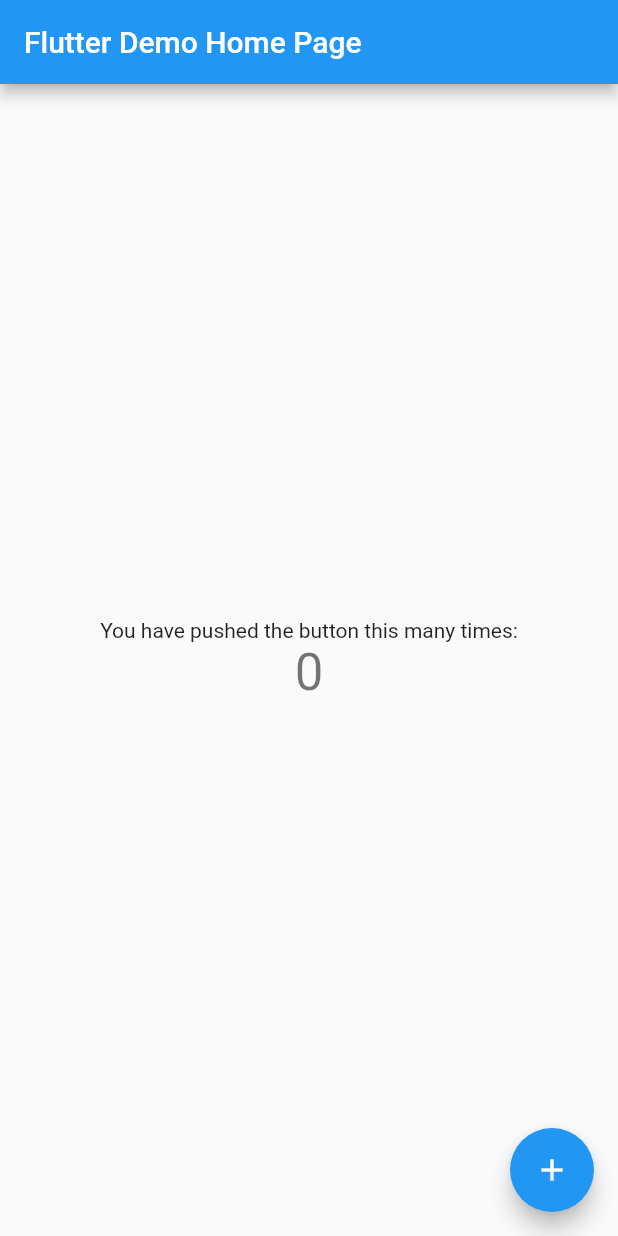
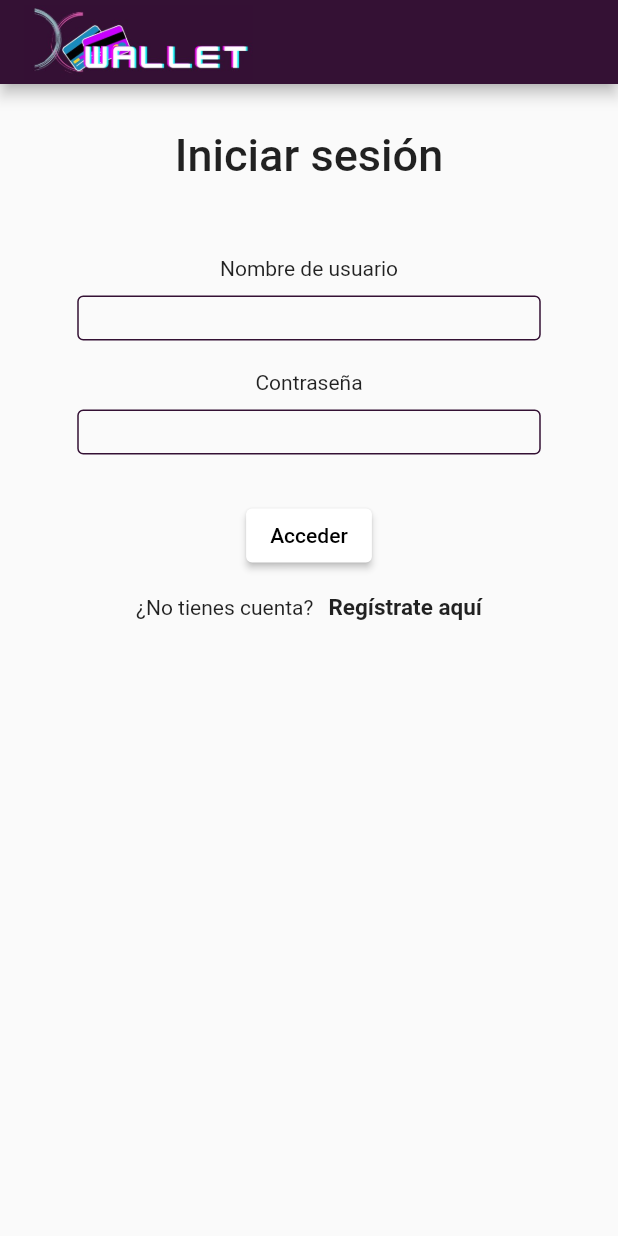
Before and after one commit to alu0100769609/DXWallet, a Flutter app: the screen it shows after launch, on a phone screen of 412 x 824 dp. Run offline on Flutter 3.47's test engine with Material 2 defaults, Android fonts, the light colour scheme and no system bars; our stand-ins replace fluttertoast.

Commit message:
Creando pantalla de login

```diff
--- /dev/null
+++ b/lib/components/appbar/LogoAppBar.dart
@@ -0,0 +1,28 @@
+import 'package:flutter/material.dart';
+import 'package:wallet_v2/constants/constants.dart';
+
+class LogoAppBar extends StatefulWidget implements PreferredSizeWidget {
+  const LogoAppBar({Key? key}) : preferredSize = const Size.fromHeight(kToolbarHeight), super(key: key);
+
+  @override
+  final Size preferredSize; // default is 56.0
+
+  @override
+  _LogoAppBar createState() => _LogoAppBar();
+}
+
+class _LogoAppBar extends State<LogoAppBar>{
+
+  @override
+  Widget build(BuildContext context) {
+    return AppBar(
+      title: Row(
+        mainAxisAlignment: MainAxisAlignment.start,
+        children: [
+          Image.asset(largeLogoRoute, height: largeLogoHeight)
+        ],
+      ),
+      backgroundColor: colorPrimaryDark,
+    );
+  }
+}
--- /dev/null
+++ b/lib/components/login/InputText.dart
@@ -0,0 +1,32 @@
+import 'package:flutter/material.dart';
+import 'package:wallet_v2/constants/constants.dart';
+class InputText extends StatelessWidget implements PreferredSizeWidget{
+  final bool password;
+  const InputText ({Key? key, required this.password }) : super(key: key);
+  @override
+  Widget build (BuildContext context){
+    return  SizedBox(
+      height: 30,
+      child:  FractionallySizedBox(
+        widthFactor: 0.75,
+        child: TextField(
+          obscureText: password,
+          decoration: const InputDecoration(
+            contentPadding: EdgeInsets.symmetric(vertical: 0, horizontal: 10),
+            focusedBorder: OutlineInputBorder(
+                borderSide: BorderSide(color: colorPrimary, width: 2.0)
+            ),
+            enabledBorder:  OutlineInputBorder(
+                borderSide: BorderSide(color: colorPrimaryDark, width: 1.0)
+            ),
+          ),
+        ),
+      ),
+    );
+  }
+
+  @override
+  // TODO: implement preferredSize
+  Size get preferredSize => throw UnimplementedError();
+
+}
--- /dev/null
+++ b/lib/constants/constants.dart
@@ -0,0 +1,53 @@
+import 'package:flutter/material.dart';
+
+/************** Este archivo contiene las siguientes constantes: **************/
+
+/// Colors: Para controlar los colores personalizados
+/// Routes:
+/// Text Size: Para controlar los tamaños de los textos
+/// Empty boxes: Para separar elementos
+
+/**************** ************** ************** ************** ****************/
+
+
+/// Colors: Para controlar los colores personalizados
+const Color colorLightGrey = Color.fromRGBO(216, 224, 231, 1);
+const Color colorBlack = Colors.black;
+
+// COLORES DEL LOGO
+
+// Morado Fondo: #341134
+const Color colorPrimaryDark = Color.fromRGBO(52, 17, 52, 1);
+// Azul Claro: #AADCDC
+const Color colorSecondary = Color.fromRGBO(170, 220, 220, 1);
+// Azul Oscuro: #198BBD
+const Color colorSecondaryDark = Color.fromRGBO(25, 139, 189, 1);
+// Rosa Claro: #FF66C4
+const Color colorLightPink = Color.fromRGBO(255, 102, 196, 1);
+// Rosa Oscuro: #C700FF
+const Color colorPrimary = Color.fromRGBO(199, 0, 255, 1);
+
+/// Logo
+const String largeLogoRoute = "assets/images/LogoAlargado.jpg";
+const double largeLogoHeight = 50;
+
+/// Text Size: Para controlar los tamaños de los textos
+const double titleSize = 30;
+const double subtitleSize = 20;
+const double normalSize = 15;
+const double smallSize = 10;
+
+/// Empty boxes: Para separar elementos
+// Cajas vacías para la separación en filas
+const SizedBox gapH10 = SizedBox(height: 10);
+const SizedBox gapH20 = SizedBox(height: 20);
+const SizedBox gapH30 = SizedBox(height: 30);
+const SizedBox gapH40 = SizedBox(height: 40);
+const SizedBox gapH50 = SizedBox(height: 50);
+
+// Cajas vacías para la separación en columnas
+const SizedBox gapW10 = SizedBox(width: 10);
+const SizedBox gapW20 = SizedBox(width: 20);
+const SizedBox gapW30 = SizedBox(width: 30);
+const SizedBox gapW40 = SizedBox(width: 40);
+const SizedBox gapW50 = SizedBox(width: 50);
--- /dev/null
+++ b/lib/constants/strings.dart
@@ -0,0 +1,7 @@
+// Login.dart
+const String userName_str = "Nombre de usuario";
+const String login_str = "Iniciar sesión";
+const String password_str = "Contraseña";
+const String askNoAccount_str = "¿No tienes cuenta?";
+const String goRegister_str = "Regístrate aquí";
+const String enter_str = "Acceder";
--- a/lib/main.dart
+++ b/lib/main.dart
@@ -1,115 +1,14 @@
 import 'package:flutter/material.dart';
+import 'package:wallet_v2/views/Login.dart';
 
 void main() {
-  runApp(const MyApp());
+  runApp(
+    MaterialApp(
+      title: "Named routes",
+      initialRoute: "/",
+      routes: {
+        '/': (context)=> const Login()
+      },
+    )
+  );
 }
-
-class MyApp extends StatelessWidget {
-  const MyApp({super.key});
-
-  // This widget is the root of your application.
-  @override
-  Widget build(BuildContext context) {
-    return MaterialApp(
-      title: 'Flutter Demo',
-      theme: ThemeData(
-        // This is the theme of your application.
-        //
-        // Try running your application with "flutter run". You'll see the
-        // application has a blue toolbar. Then, without quitting the app, try
-        // changing the primarySwatch below to Colors.green and then invoke
-        // "hot reload" (press "r" in the console where you ran "flutter run",
-        // or simply save your changes to "hot reload" in a Flutter IDE).
-        // Notice that the counter didn't reset back to zero; the application
-        // is not restarted.
-        primarySwatch: Colors.blue,
-      ),
-      home: const MyHomePage(title: 'Flutter Demo Home Page'),
-    );
-  }
-}
-
-class MyHomePage extends StatefulWidget {
-  const MyHomePage({super.key, required this.title});
-
-  // This widget is the home page of your application. It is stateful, meaning
-  // that it has a State object (defined below) that contains fields that affect
-  // how it looks.
-
-  // This class is the configuration for the state. It holds the values (in this
-  // case the title) provided by the parent (in this case the App widget) and
-  // used by the build method of the State. Fields in a Widget subclass are
-  // always marked "final".
-
-  final String title;
-
-  @override
-  State<MyHomePage> createState() => _MyHomePageState();
-}
-
-class _MyHomePageState extends State<MyHomePage> {
-  int _counter = 0;
-
-  void _incrementCounter() {
-    setState(() {
-      // This call to setState tells the Flutter framework that something has
-      // changed in this State, which causes it to rerun the build method below
-      // so that the display can reflect the updated values. If we changed
-      // _counter without calling setState(), then the build method would not be
-      // called again, and so nothing would appear to happen.
-      _counter++;
-    });
-  }
-
-  @override
-  Widget build(BuildContext context) {
-    // This method is rerun every time setState is called, for instance as done
-    // by the _incrementCounter method above.
-    //
-    // The Flutter framework has been optimized to make rerunning build methods
-    // fast, so that you can just rebuild anything that needs updating rather
-    // than having to individually change instances of widgets.
-    return Scaffold(
-      appBar: AppBar(
-        // Here we take the value from the MyHomePage object that was created by
-        // the App.build method, and use it to set our appbar title.
-        title: Text(widget.title),
-      ),
-      body: Center(
-        // Center is a layout widget. It takes a single child and positions it
-        // in the middle of the parent.
-        child: Column(
-          // Column is also a layout widget. It takes a list of children and
-          // arranges them vertically. By default, it sizes itself to fit its
-          // children horizontally, and tries to be as tall as its parent.
-          //
-          // Invoke "debug painting" (press "p" in the console, choose the
-          // "Toggle Debug Paint" action from the Flutter Inspector in Android
-          // Studio, or the "Toggle Debug Paint" command in Visual Studio Code)
-          // to see the wireframe for each widget.
-          //
-          // Column has various properties to control how it sizes itself and
-          // how it positions its children. Here we use mainAxisAlignment to
-          // center the children vertically; the main axis here is the vertical
-          // axis because Columns are vertical (the cross axis would be
-          // horizontal).
-          mainAxisAlignment: MainAxisAlignment.center,
-          children: <Widget>[
-            const Text(
-              'You have pushed the button this many times:',
-            ),
-            Text(
-              '$_counter',
-              style: Theme.of(context).textTheme.headlineMedium,
-            ),
-          ],
-        ),
-      ),
-      floatingActionButton: FloatingActionButton(
-        onPressed: _incrementCounter,
-        tooltip: 'Increment',
-        child: const Icon(Icons.add),
-      ), // This trailing comma makes auto-formatting nicer for build methods.
-    );
-  }
-}
--- /dev/null
+++ b/lib/views/Login.dart
@@ -0,0 +1,80 @@
+import 'package:flutter/material.dart';
+import 'package:fluttertoast/fluttertoast.dart';
+import 'package:wallet_v2/components/appbar/LogoAppBar.dart';
+import 'package:wallet_v2/components/login/InputText.dart';
+
+import 'package:wallet_v2/constants/constants.dart';
+import 'package:wallet_v2/constants/strings.dart';
+
+class Login extends StatelessWidget {
+  const Login({Key? key}) : super(key: key);
+
+  @override
+  Widget build(BuildContext context) {
+    return Scaffold(
+      appBar: LogoAppBar(),
+      body:  Column(
+        children: [
+          gapH30,
+          Row(
+            mainAxisAlignment: MainAxisAlignment.center,
+            children: const [
+              Text(login_str,
+                  style:TextStyle(
+                    fontSize: titleSize,
+                    fontWeight: FontWeight.w500,
+                  )
+              )
+            ],
+          ),
+          gapH50,
+          const Text(userName_str),
+          gapH10,
+          const InputText(password: false),
+          gapH20,
+          const Text(password_str),
+          gapH10,
+          const InputText(password: true),
+          gapH30,
+          ElevatedButton(
+              onPressed: ()=>{
+                Fluttertoast.showToast(msg: enter_str)
+              },
+              style: ButtonStyle(
+                overlayColor: MaterialStateProperty.all<Color>(colorLightGrey),
+                backgroundColor: MaterialStateProperty.all<Color>(Colors.white),
+              ),
+              child: const Text(enter_str,
+              style: TextStyle(color: colorBlack),)
+          ),
+
+          Padding(
+              padding: const EdgeInsets.fromLTRB(0, 15, 0, 0),
+              child:SizedBox(
+                  child:Row(
+                    mainAxisAlignment: MainAxisAlignment.center,
+                    children: [
+                      const Text(askNoAccount_str),
+                      Padding(padding: const EdgeInsets.fromLTRB(10,0, 0, 0),
+                        child:GestureDetector(
+                          onTap: ()=>{
+                            Fluttertoast.showToast(msg: goRegister_str)
+                          },
+                          child: const Text(goRegister_str,
+                            style: TextStyle(
+                              fontWeight: FontWeight.bold,
+                              fontSize: normalSize
+                            ),
+                          ),
+                        ),
+                      ),
+                    ],
+                  )
+              )
+          ),
+        ],
+      ),
+
+    );
+  }
+}
```
Also changed, not shown: pubspec.yaml (+3 -64 lines), assets/images/LogoAlargado.jpg (added), assets/images/LogoCuadrado.png (added), pubspec.lock, 1 other file.
